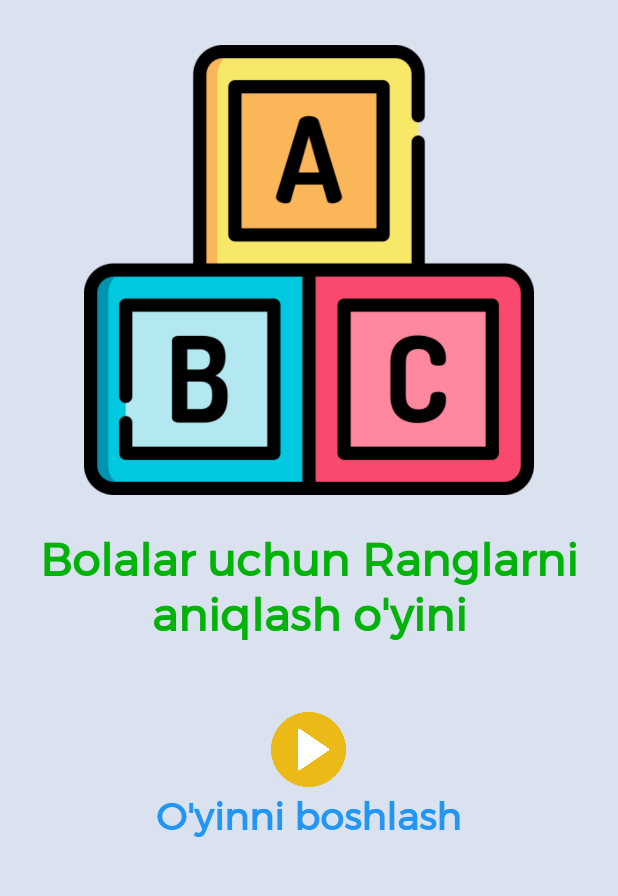
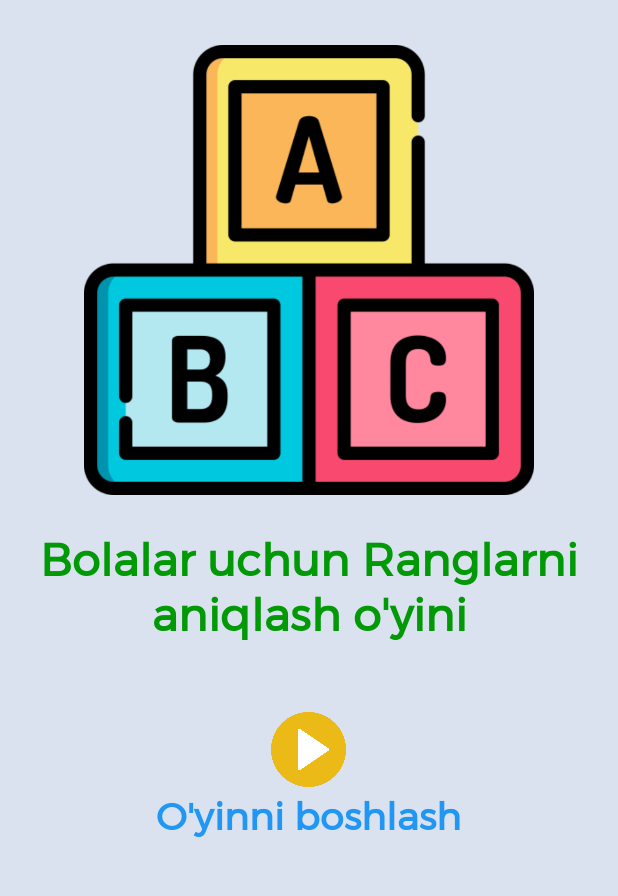
Before and after one commit to JasurbekRuzimov/SmartChild, an Android app: the Oyinlar_Activity screen opened directly, with no data from a screen before it, on a phone screen of 412 x 824 dp, the part 111-1007 px from its top. Run offline under Robolectric (Android 15) with nearby library versions, the phone set to English and light mode, and no system bars; plain views replace RoundedImageView.

Commit message:
colors.xml is successfully changed.

```diff
--- a/app/src/main/res/values/colors.xml
+++ b/app/src/main/res/values/colors.xml
@@ -8,7 +8,7 @@
     <color name="black">#FF000000</color>
     <color name="white">#FFFFFFFF</color>
     <color name="green">#02E20B</color>
-    <color name="green1">#01B208</color>
+    <color name="green1">#029907</color>
     <color name="red">#F80202</color>
     <color name="yellow">#FFA000</color>
 </resources>
```
